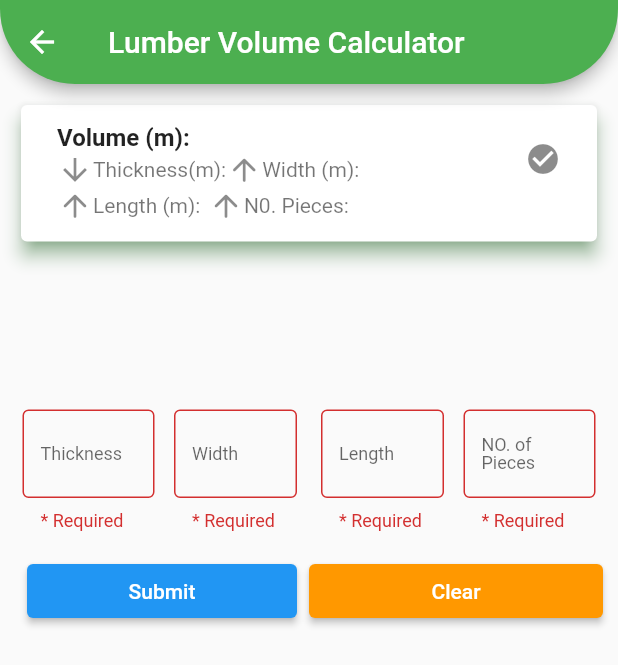
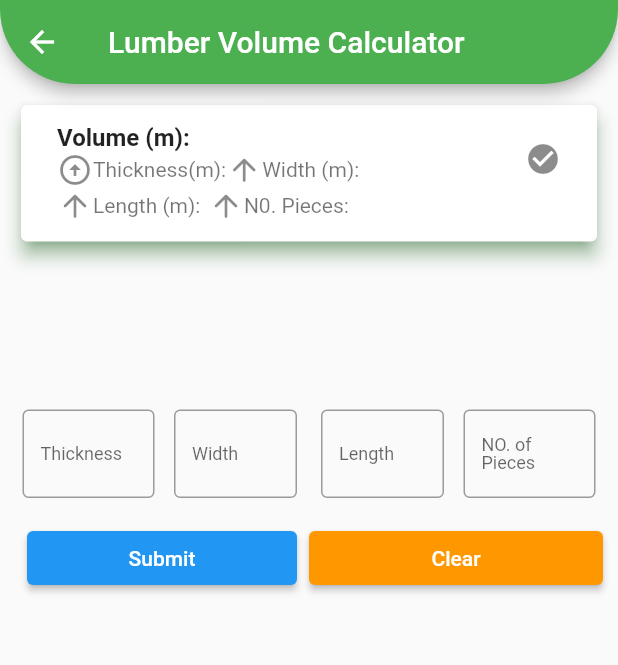
Before and after one commit to s-muel/woodCalculator_v1, a Flutter app: the LumberVolume screen opened directly, after a tap on "Submit", after a tap on "Clear", on a phone screen of 412 x 824 dp. Shown: the top 665 px of the screen. Run offline on Flutter 3.47's test engine with Material 2 defaults, Android fonts, the phone set to English and light mode, and no system bars; our stand-ins replace csv.

```diff
--- a/lib/lumber_page.dart
+++ b/lib/lumber_page.dart
@@ -77,7 +77,7 @@ class _LumberVolumeState extends State<LumberVolume> {
                             children: [
                               Row(
                                 children: [
-                                  const Icon(Icons.arrow_downward_outlined),
+                                  const Icon(Icons.arrow_circle_up),
                                   Text('Thickness(m):$thickness'),
                                   const Icon(Icons.arrow_upward_rounded),
                                   Text('Width (m):$width'),
@@ -229,6 +229,9 @@ class _LumberVolumeState extends State<LumberVolume> {
                                     noOfPieces =
                                         funcResults[4].toStringAsFixed(2);
                                   });
+                                  ScaffoldMessenger.of(context).showSnackBar(
+                                      const SnackBar(
+                                          content: Text('Processing Done')));
                                 }
                               },
                               child: const Text('Submit'),
@@ -240,7 +243,23 @@ class _LumberVolumeState extends State<LumberVolume> {
                               style: ElevatedButton.styleFrom(
                                 primary: Colors.orange,
                               ),
-                              onPressed: () {},
+                              onPressed: () {
+                                return setState(() {
+                                  //clearing the form fields
+                                  _formKey.currentState!.reset();
+                                  thicknessController.clear();
+                                  widthController.clear();
+                                  lengthController.clear();
+                                  noOfPiecesController.clear();
+
+                                  // clearing the card results
+                                  volume = "";
+                                  thickness = "";
+                                  width = "";
+                                  length = "";
+                                  noOfPieces = "";
+                                });
+                              },
                               child: const Text('Clear')),
                         )
                       ],
```
Also changed, not shown: lib/log_volume.dart (+4 -4 lines).
